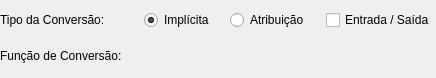
This is pgmodeler_ui/ui/conversaotipowidget.ui in erdincay/pgmodeler-old as Qt 5 draws it before an edit. The edited form follows.
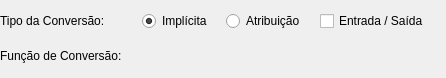
This is the edited form.

Diff of the .ui file:
```diff
--- a/pgmodeler_ui/ui/conversaotipowidget.ui
+++ b/pgmodeler_ui/ui/conversaotipowidget.ui
@@ -6,7 +6,7 @@
    <rect>
     <x>0</x>
     <y>0</y>
-    <width>436</width>
+    <width>446</width>
     <height>78</height>
    </rect>
   </property>
@@ -23,6 +23,9 @@
    <property name="margin">
     <number>0</number>
    </property>
+   <property name="spacing">
+    <number>4</number>
+   </property>
    <item row="0" column="0">
     <widget class="QLabel" name="tipoconv_lbl">
      <property name="sizePolicy">
```
